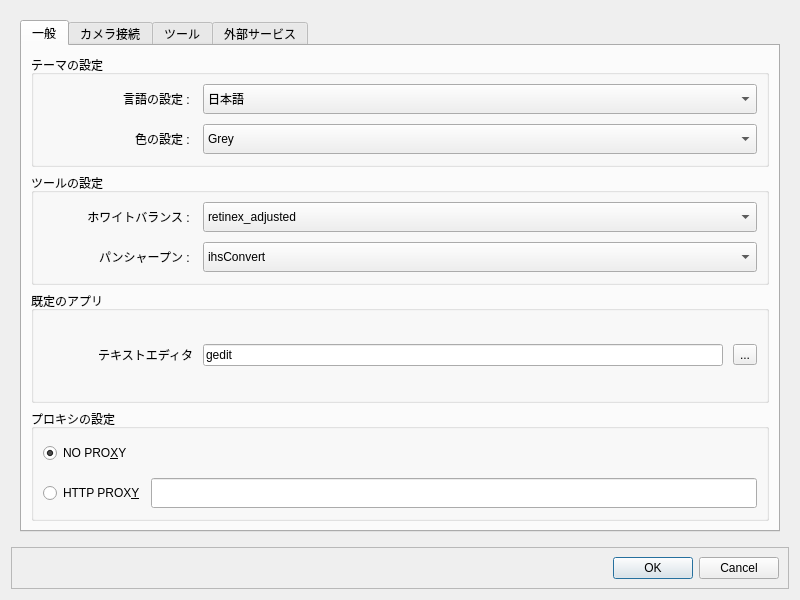
First picture: the form in ui/configuration.ui, repository yufujimoto/SurveyDataCollector, before the edit.
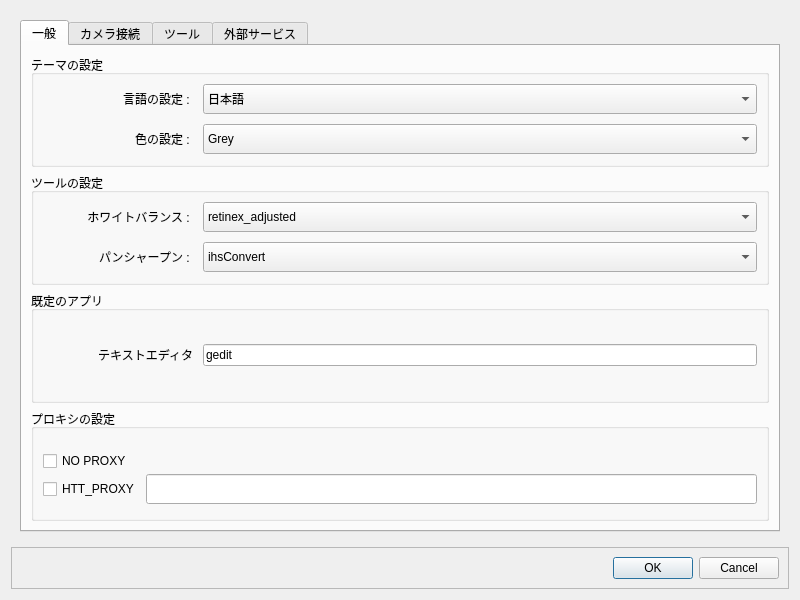
Second picture: the form after the edit.

Patch:
```diff
--- a/ui/configuration.ui
+++ b/ui/configuration.ui
@@ -336,18 +336,6 @@
                  </property>
                 </widget>
                </item>
-               <item>
-                <widget class="QToolButton" name="btn_browse_textedit">
-                 <property name="font">
-                  <font>
-                   <kerning>true</kerning>
-                  </font>
-                 </property>
-                 <property name="text">
-                  <string>...</string>
-                 </property>
-                </widget>
-               </item>
               </layout>
              </item>
             </layout>
@@ -360,29 +348,21 @@
             </property>
             <layout class="QVBoxLayout" name="verticalLayout_3">
              <property name="spacing">
-              <number>10</number>
+              <number>0</number>
              </property>
              <item>
-              <widget class="QRadioButton" name="rbtn_no_proxy">
-               <property name="minimumSize">
-                <size>
-                 <width>100</width>
-                 <height>0</height>
-                </size>
+              <layout class="QHBoxLayout" name="horizontalLayout">
+               <property name="topMargin">
+                <number>10</number>
                </property>
-               <property name="maximumSize">
-                <size>
-                 <width>16777215</width>
-                 <height>30</height>
-                </size>
-               </property>
-               <property name="text">
-                <string>NO PRO&amp;XY</string>
-               </property>
-               <property name="checked">
-                <bool>true</bool>
-               </property>
-              </widget>
+               <item>
+                <widget class="QCheckBox" name="rbtn_no_proxy">
+                 <property name="text">
+                  <string>NO PROXY</string>
+                 </property>
+                </widget>
+               </item>
+              </layout>
              </item>
              <item>
               <layout class="QVBoxLayout" name="verticalLayout_13">
@@ -395,21 +375,9 @@
                   <number>6</number>
                  </property>
                  <item>
-                  <widget class="QRadioButton" name="rbtn_proxy">
-                   <property name="minimumSize">
-                    <size>
-                     <width>100</width>
-                     <height>0</height>
-                    </size>
-                   </property>
-                   <property name="maximumSize">
-                    <size>
-                     <width>16777215</width>
-                     <height>30</height>
-                    </size>
-                   </property>
+                  <widget class="QCheckBox" name="rbtn_proxy">
                    <property name="text">
-                    <string>HTTP PROX&amp;Y</string>
+                    <string>HTT_PROXY</string>
                    </property>
                   </widget>
                  </item>
```
Left out of the diff: 95 changed lines with no effect on the pictures.
